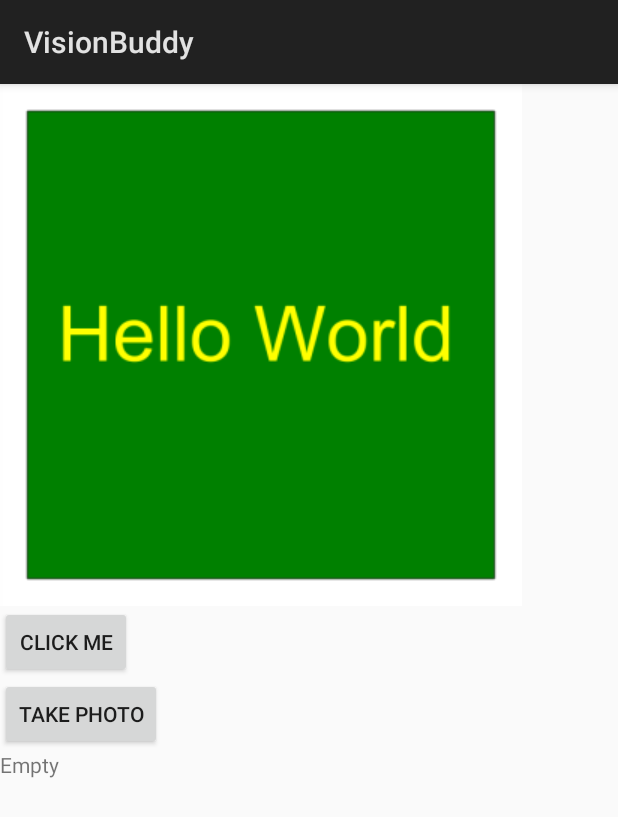
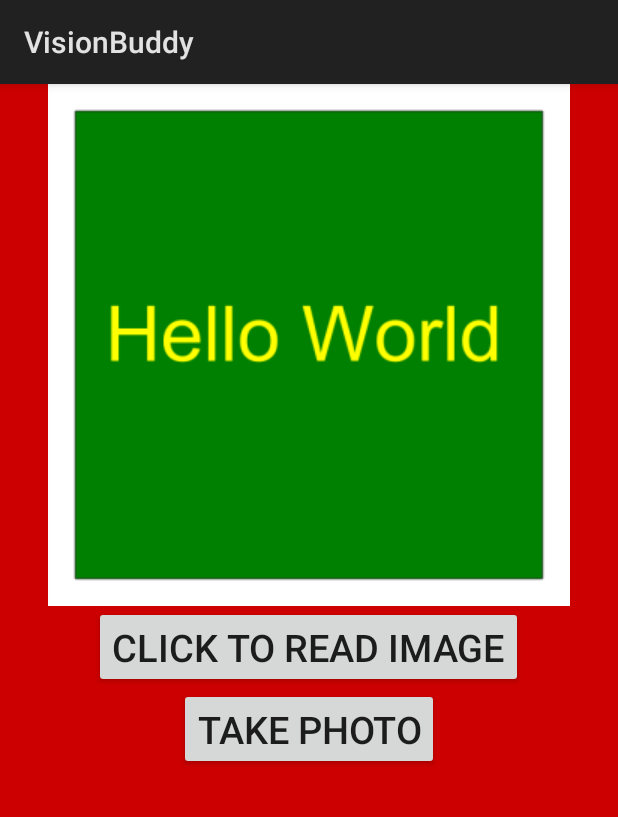
Before and after one commit to Shrehit/VisionBuddy, an Android app: the screen it shows after launch (MainActivity), on a phone screen of 412 x 824 dp. Shown: the top 817 px of the screen. Run offline under Robolectric (Android 15) with nearby library versions, the phone set to English and light mode, and no system bars; libraries missing offline, so code that uses them is left out: com.google.android.gms.

Commit message:
final commit hopefully

```diff
--- a/app/src/main/java/com/example/shrehitgoel/visionbuddy/MainActivity.java
+++ b/app/src/main/java/com/example/shrehitgoel/visionbuddy/MainActivity.java
@@ -15,6 +15,7 @@ import android.preference.PreferenceManager;
 import android.provider.MediaStore;
 import android.speech.tts.TextToSpeech;
 import android.support.v4.content.FileProvider;
+import android.text.method.ScrollingMovementMethod;
 import android.util.SparseArray;
 import android.view.View;
 import android.widget.Button;
@@ -64,6 +65,7 @@ public class MainActivity extends Activity implements TextToSpeech.OnInitListene
         setContentView(R.layout.main);
         imageView = findViewById(R.id.image);
         textView = findViewById(R.id.text);
+        textView.setMovementMethod(new ScrollingMovementMethod());
         button = findViewById(R.id.button);
         cameraButton = findViewById(R.id.camera_button);
         cameraButton.setOnClickListener(new View.OnClickListener()
--- a/app/src/main/res/layout/main.xml
+++ b/app/src/main/res/layout/main.xml
@@ -1,6 +1,9 @@
 <?xml version="1.0" encoding="utf-8"?>
-<RelativeLayout xmlns:android="http://schemas.android.com/apk/res/android"
-    android:layout_width="match_parent" android:layout_height="match_parent">
+
+<LinearLayout xmlns:android="http://schemas.android.com/apk/res/android"
+    android:layout_width="match_parent" android:layout_height="match_parent"
+    android:orientation="vertical"
+    android:background="@android:color/holo_red_dark">
     <ImageView
         android:layout_gravity= "center_horizontal"
         android:layout_width="wrap_content"
@@ -9,7 +12,8 @@
     <Button
         android:layout_below="@id/image"
         android:layout_gravity = "center_horizontal"
-        android:text="Click me"
+        android:text="Click To Read Image"
+        android:textSize="25dp"
         android:layout_width="wrap_content"
         android:layout_height="wrap_content"
         android:id="@+id/button"/>
@@ -17,14 +21,18 @@
         android:layout_below="@id/button"
         android:layout_gravity = "center_horizontal"
         android:text="Take Photo"
+        android:textSize="25dp"
         android:layout_width="wrap_content"
         android:layout_height="wrap_content"
         android:id="@+id/camera_button"
         android:onClick="cameraStart"/>
     <TextView
         android:id="@+id/text"
-        android:text="Empty"
+        android:layout_gravity = "center_horizontal"
+        android:text=""
         android:layout_below="@id/camera_button"
+        android:textSize="25dp"
         android:layout_width="wrap_content"
+        android:scrollbars="vertical"
         android:layout_height="wrap_content" />
-</RelativeLayout>
+</LinearLayout>
```
